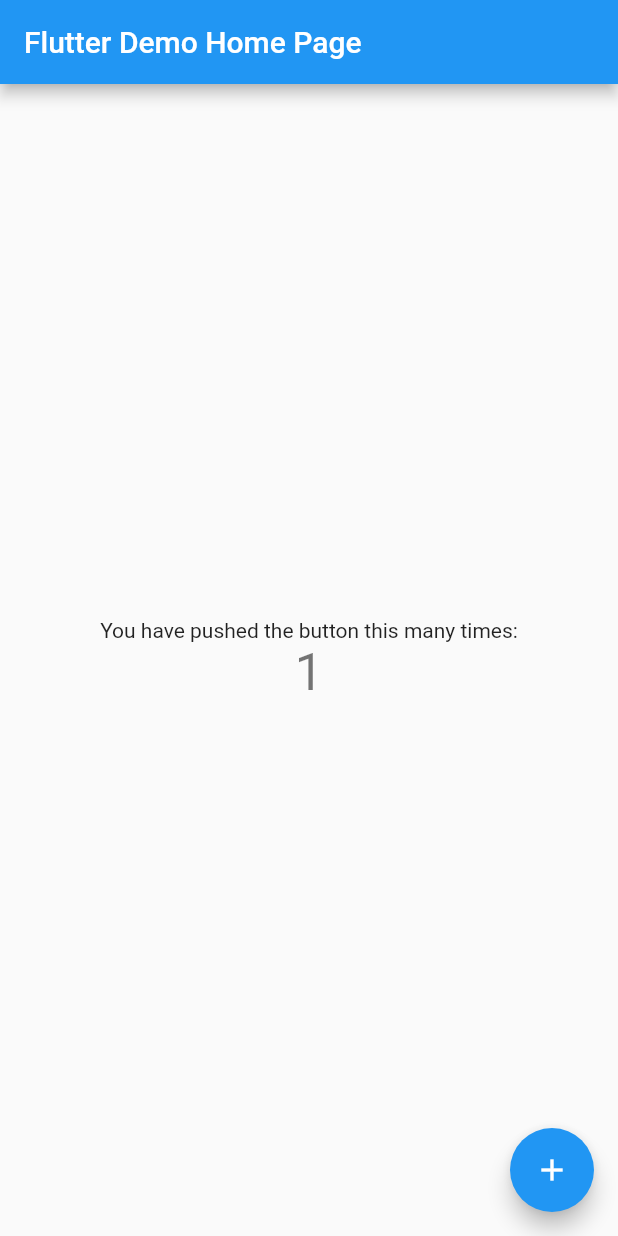
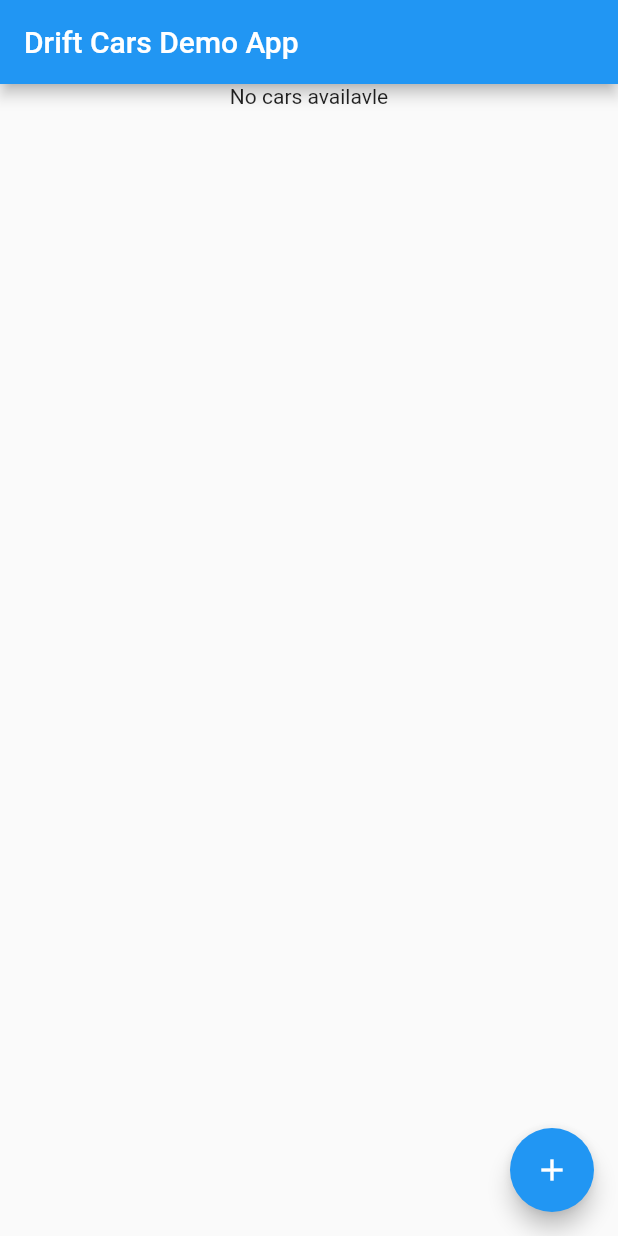
Before and after one commit to PatrickBTUD/flutter_databases, a Flutter app: the screen it shows after launch, after a tap on the "add" icon, on a phone screen of 412 x 824 dp. Run offline on Flutter 3.47's test engine with Material 2 defaults, Android fonts, the phone set to English and light mode, and no system bars; our stand-ins replace drift, flutter_riverpod; accounts and stored records are empty; generated files the repository leaves out were written again.

Commit message:
[ADD] added listview to display cars
- implemented adding and getting cars from db

```diff
--- a/drift_cars/lib/data/cars/car_dto.dart
+++ b/drift_cars/lib/data/cars/car_dto.dart
@@ -4,5 +4,6 @@ class CarDto extends Table {
   IntColumn get id => integer().autoIncrement()();
   TextColumn get make => text()();
   TextColumn get model => text()();
+  IntColumn get kilometers => integer()();
   DateTimeColumn get registrationDate => dateTime()();
 }
--- a/drift_cars/lib/data/cars/data_source/car_local_data_source.dart
+++ b/drift_cars/lib/data/cars/data_source/car_local_data_source.dart
@@ -1,5 +1,7 @@
+import 'package:drift_cars/data/cars/data_source/car_local_data_source_impl.dart';
 import 'package:drift_cars/domain/car.dart';
 
 abstract class CarLocalDataSource {
   Future<void> addCar(Car car);
+  Future<List<CarDtoData>> getCars();
 }
--- a/drift_cars/lib/data/cars/data_source/car_local_data_source_impl.dart
+++ b/drift_cars/lib/data/cars/data_source/car_local_data_source_impl.dart
@@ -15,6 +15,10 @@ part 'car_local_data_source_impl.g.dart';
 
 final carLocalDataSourceProvider = Provider((_) => CarLocalDataSourceImpl());
 
+final getCarsProvider = FutureProvider<List<CarDtoData>>((ref) {
+  return ref.read(carLocalDataSourceProvider).getCars();
+});
+
 @DriftDatabase(tables: [CarDto])
 class CarLocalDataSourceImpl extends _$CarLocalDataSourceImpl implements CarLocalDataSource {
   CarLocalDataSourceImpl() : super(_openConnection());
@@ -23,19 +27,28 @@ class CarLocalDataSourceImpl extends _$CarLocalDataSourceImpl implements CarLoca
   int get schemaVersion => 1;
 
   @override
-  Future<void> addCar(Car car) {
-    // TODO: implement addCar
-    throw UnimplementedError();
+  Future<void> addCar(Car car) async {
+    await into(carDto).insert(
+      CarDtoCompanion.insert(
+        make: car.make,
+        model: car.model,
+        kilometers: car.kilometers,
+        registrationDate: car.registrationDate,
+      ),
+    );
   }
+
+  @override
+  Future<List<CarDtoData>> getCars() => select(carDto).get();
 }
 
 LazyDatabase _openConnection() {
   return LazyDatabase(() async {
     final dbFolder = await getApplicationDocumentsDirectory();
     final file = File(p.join(dbFolder.path, 'db.sqlite'));
-    //for dev - delete db on every restart
+    //TODO: remove again in production - for dev only - delete db on every restart
     if (kDebugMode && await file.exists()) {
-      await file.delete();
+      //await file.delete();
     }
     return NativeDatabase.createInBackground(file, logStatements: true);
   });
--- a/drift_cars/lib/main.dart
+++ b/drift_cars/lib/main.dart
@@ -1,4 +1,7 @@
+import 'package:drift_cars/data/cars/data_source/car_local_data_source_impl.dart';
+import 'package:drift_cars/domain/car.dart';
 import 'package:flutter/material.dart';
+import 'package:flutter_riverpod/flutter_riverpod.dart';
 
 void main() {
   runApp(const MyApp());
@@ -9,57 +12,86 @@ class MyApp extends StatelessWidget {
 
   @override
   Widget build(BuildContext context) {
-    return MaterialApp(
+    return ProviderScope(
+      child: MaterialApp(
         title: 'Flutter Demo',
         theme: ThemeData(
           primarySwatch: Colors.blue,
         ),
-      home: const MyHomePage(title: 'Flutter Demo Home Page'),
+        home: const MyHomePage(),
+      ),
     );
   }
 }
 
-class MyHomePage extends StatefulWidget {
-  const MyHomePage({super.key, required this.title});
-
-  final String title;
+class MyHomePage extends ConsumerWidget {
+  const MyHomePage({super.key});
 
   @override
-  State<MyHomePage> createState() => _MyHomePageState();
-}
-
-class _MyHomePageState extends State<MyHomePage> {
-  int _counter = 0;
-
-  void _incrementCounter() {
-    setState(() {
-      _counter++;
-    });
-  }
-
-  @override
-  Widget build(BuildContext context) {
+  Widget build(BuildContext context, WidgetRef ref) {
+    final cars = ref.watch(getCarsProvider);
     return Scaffold(
       appBar: AppBar(
-        title: Text(widget.title),
+        title: const Text('Drift Cars Demo App'),
       ),
-      body: Center(
-        child: Column(
-          mainAxisAlignment: MainAxisAlignment.center,
-          children: <Widget>[
-            const Text(
-              'You have pushed the button this many times:',
+      body: cars.when(
+        data: (data) => ListView.builder(
+          itemCount: data.length + 1,
+          itemBuilder: (context, index) {
+            if (data.isEmpty) {
+              return const Center(
+                child: Text('No cars availavle'),
+              );
+            }
+            if (index == 0) {
+              return Padding(
+                padding: const EdgeInsets.all(12.0),
+                child: Row(
+                  mainAxisAlignment: MainAxisAlignment.spaceBetween,
+                  children: const [
+                    Text('Make'),
+                    Text('Model'),
+                    Text('Milage'),
+                    Text('Registration date'),
+                  ],
                 ),
+              );
+            }
+            index -= 1;
+            return Padding(
+              padding: const EdgeInsets.all(12.0),
+              child: Row(
+                mainAxisAlignment: MainAxisAlignment.spaceBetween,
+                children: [
+                  Text(data[index].make),
+                  Text(data[index].model),
+                  Text('${data[index].kilometers / 1000} km'),
                   Text(
-              '$_counter',
-              style: Theme.of(context).textTheme.headlineMedium,
+                      '${data[index].registrationDate.month}/${data[index].registrationDate.year}'),
+                ],
               ),
-          ],
+            );
+          },
+        ),
+        error: (_, __) => const Center(
+          child: Text('An error occurred'),
+        ),
+        loading: () => const Center(
+          child: CircularProgressIndicator(),
         ),
       ),
       floatingActionButton: FloatingActionButton(
-        onPressed: _incrementCounter,
-        tooltip: 'Increment',
+        onPressed: () {
+          ref.read(carLocalDataSourceProvider).addCar(
+                Car(
+                  make: 'BMW',
+                  model: '5.30',
+                  kilometers: 100000,
+                  registrationDate: DateTime(2019, 06),
+                ),
+              );
+        },
+        tooltip: 'Add a bmw car',
         child: const Icon(Icons.add),
       ),
     );
```
Also changed, not shown: drift_cars/lib/data/cars/data_source/car_local_data_source_impl.g.dart, 3 other files. Lines whose indentation alone changed are shown as unchanged.
